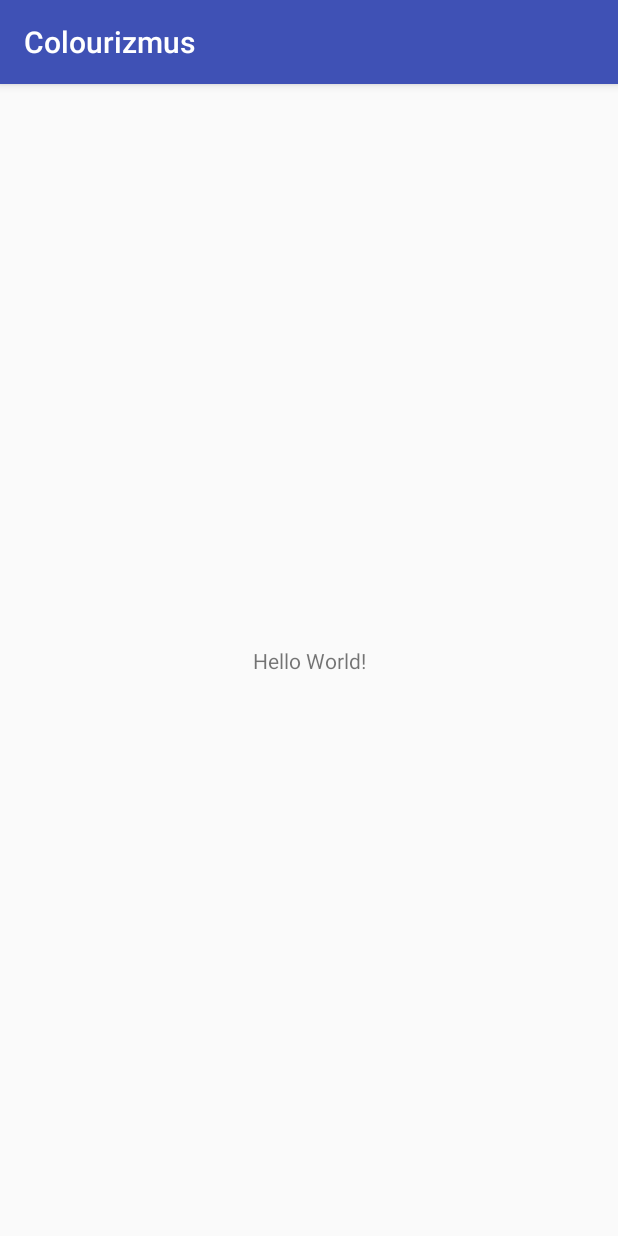
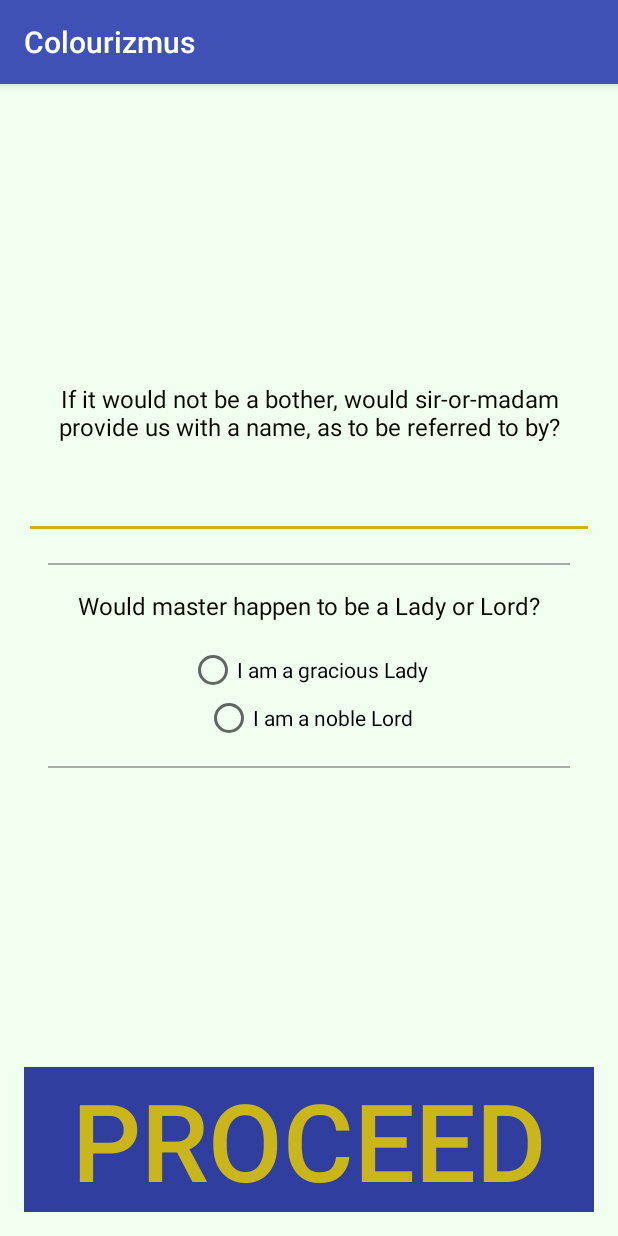
Before and after one commit to simo-andreev/Colourizmus, an Android app: the screen it shows after launch (HomeActivity before the commit, SignInActivity after it), on a phone screen of 412 x 824 dp. Run offline under Robolectric (Android 15) with nearby library versions, the phone set to English and light mode, and no system bars.

Commit message:
Added basic 'welcome' Activity and Sign In to be called when no sign-in in ShrdPrefs

```diff
--- a/app/src/main/AndroidManifest.xml
+++ b/app/src/main/AndroidManifest.xml
@@ -16,6 +16,8 @@
                 <category android:name="android.intent.category.LAUNCHER" />
             </intent-filter>
         </activity>
+        <activity android:name=".SignInActivity" />
+        <activity android:name=".ColourCreatorActivity"></activity>
     </application>
 
 </manifest>
--- a/app/src/main/java/com/colourizmus/HomeActivity.java
+++ b/app/src/main/java/com/colourizmus/HomeActivity.java
@@ -1,13 +1,80 @@
 package com.colourizmus;
 
+import android.content.Intent;
+import android.content.SharedPreferences;
+import android.os.Bundle;
 import android.support.v7.app.AppCompatActivity;
-import android.os.Bundle;
+import android.util.Log;
+import android.widget.Button;
+import android.widget.TextView;
+import android.widget.Toast;
 
 public class HomeActivity extends AppCompatActivity {
+
+    public static SharedPreferences userInfo;
+    public static String name;
+    public static String gender;
+
+    Button proceedBtn;
 
     @Override
     protected void onCreate(Bundle savedInstanceState) {
         super.onCreate(savedInstanceState);
         setContentView(R.layout.activity_home);
+
+        TextView welcomeMessage = (TextView) findViewById(R.id.welcome_text_field);
+        proceedBtn = (Button) findViewById(R.id.proceed_button);
+
+        userInfo = getSharedPreferences("UserData", MODE_PRIVATE);
+        name = userInfo.getString("name", null);
+        gender = userInfo.getString("gender", null);
+
+
+        if (name == null || gender == null || name.isEmpty() || !(gender.equals(getString(R.string.lady)) || gender.equals(getString(R.string.lord)))) {
+            Toast.makeText(this, getString(R.string.notSignedIn), Toast.LENGTH_LONG).show();
+            Intent i = new Intent(this, SignInActivity.class);
+            startActivity(i);
+        }
+
+        name = userInfo.getString("name", "oh fuck...");
+        gender = userInfo.getString("gender", "oh fuck...");
+        //TODO - extract String literal to strings.xml for better flexibility!
+        welcomeMessage.setText("Welcome " + gender + " " + name + "!");
+
+    }
+
+    @Override
+    protected void onStart() {
+        super.onStart();
+        Log.e(this.toString(), "main.onStart(...)");
+
+    }
+
+    @Override
+    protected void onResume() {
+        super.onResume();
+        Log.e(this.toString(), "main.onResume(...)");
+
+    }
+
+    @Override
+    protected void onPause() {
+        super.onPause();
+        Log.e(this.toString(), "main.onPause(...)");
+
+    }
+
+    @Override
+    protected void onStop() {
+        super.onStop();
+        Log.e(this.toString(), "main.onStop(...)");
+
+    }
+
+    @Override
+    protected void onDestroy() {
+        super.onDestroy();
+        Log.e(this.toString(), "main.onDestroy(...)");
+
     }
 }
--- /dev/null
+++ b/app/src/main/java/com/colourizmus/SignInActivity.java
@@ -0,0 +1,117 @@
+package com.colourizmus;
+
+import android.content.Intent;
+import android.content.SharedPreferences;
+import android.os.Bundle;
+import android.support.annotation.IdRes;
+import android.support.v7.app.AppCompatActivity;
+import android.util.Log;
+import android.view.View;
+import android.widget.Button;
+import android.widget.EditText;
+import android.widget.RadioGroup;
+import android.widget.Toast;
+
+public class SignInActivity extends AppCompatActivity {
+
+    //User name and Shared prefs should maybe be passed in bundle or re-instantiated?
+    RadioGroup genderRadio;
+    Button proceedBtn;
+    EditText nameInput;
+
+    String name;
+    String gender;
+    SharedPreferences shPref;
+
+    @Override
+    protected void onCreate(Bundle savedInstanceState) {
+        super.onCreate(savedInstanceState);
+        setContentView(R.layout.activity_sign_in);
+
+        Log.e(this.toString(), "SignIn.onCreate(...)");
+
+        shPref = getSharedPreferences("UserData", MODE_PRIVATE);
+
+        nameInput = (EditText) findViewById(R.id.nameInput);
+        genderRadio = (RadioGroup) findViewById(R.id.genderRadio);
+        proceedBtn = (Button) findViewById(R.id.proceedButton);
+
+        genderRadio.setOnCheckedChangeListener(new RadioGroup.OnCheckedChangeListener() {
+            @Override
+            public void onCheckedChanged(RadioGroup group, @IdRes int checkedId) {
+                //could be ternary oprtr I guess...
+                switch (checkedId) {
+                    case R.id.LadyRadio:
+                        gender = getString(R.string.lady);
+                        break;
+                    case R.id.LordRadio:
+                        gender = getString(R.string.lord);
+                        break;
+                    default:
+                        gender = "WHAAAAAAAAAAAAAAAA?!";
+                }
+            }
+        });
+
+
+        proceedBtn.setOnClickListener(new View.OnClickListener() {
+            @Override
+            public void onClick(View v) {
+
+                name = nameInput.getText().toString();
+
+                if (gender == null || name == null) {
+                    Toast.makeText(SignInActivity.this, "Please answer both questions.", Toast.LENGTH_SHORT).show();
+                    return;
+                }
+                if (name.isEmpty()) {
+                    Toast.makeText(SignInActivity.this, "Please enter thine name.", Toast.LENGTH_SHORT).show();
+                    return;
+                }
+                SharedPreferences.Editor spEdit = shPref.edit();
+                spEdit.putString("name", name);
+                spEdit.putString("gender", gender);
+                spEdit.commit();
+
+                Intent i = new Intent(SignInActivity.this, HomeActivity.class);
+                startActivity(i);
+            }
+        });
+    }
+
+
+    @Override
+    protected void onStart() {
+        super.onStart();
+        Log.e(this.toString(), "SignIn.onStart(...)");
+
+    }
+
+    @Override
+    protected void onResume() {
+        super.onResume();
+        Log.e(this.toString(), "SignIn.onResume(...)");
+
+    }
+
+    @Override
+    protected void onPause() {
+        super.onPause();
+        Log.e(this.toString(), "SignIn.onPause(...)");
+
+    }
+
+    @Override
+    protected void onStop() {
+        super.onStop();
+        Log.e(this.toString(), "SignIn.onStop(...)");
+
+    }
+
+    @Override
+    protected void onDestroy() {
+        super.onDestroy();
+        Log.e(this.toString(), "SignIn.onDestroy(...)");
+
+    }
+}
--- /dev/null
+++ b/app/src/main/res/layout/activity_sign_in.xml
@@ -0,0 +1,89 @@
+<?xml version="1.0" encoding="utf-8"?>
+<LinearLayout
+
+    xmlns:android="http://schemas.android.com/apk/res/android"
+    xmlns:tools="http://schemas.android.com/tools"
+    android:layout_width="match_parent"
+
+    android:layout_height="match_parent"
+    android:background="@color/bkgrndColor"
+    android:gravity="center"
+
+    android:orientation="vertical"
+    android:padding="16dip"
+    tools:context="com.colourizmus.SignInActivity">
+
+    <LinearLayout
+        android:layout_width="match_parent"
+        android:layout_height="match_parent"
+        android:layout_gravity="top"
+        android:layout_weight="1"
+        android:gravity="center"
+        android:orientation="vertical">
+
+
+        <TextView
+            android:layout_width="match_parent"
+            android:layout_height="wrap_content"
+            android:text="@string/askForName"
+            android:textAlignment="center"
+            android:textColor="#090900"
+            android:textSize="16sp" />
+
+        <EditText
+            android:id="@+id/nameInput"
+            android:textSize="18sp"
+            android:layout_width="match_parent"
+            android:layout_height="64dip" />
+
+        <View style="@style/Divide" />
+
+        <TextView
+            android:layout_width="match_parent"
+            android:layout_height="wrap_content"
+            android:text="@string/askForGender"
+            android:textAlignment="center"
+            android:textColor="#090900"
+            android:textSize="16sp" />
+
+        <RadioGroup
+            android:id="@+id/genderRadio"
+            android:layout_width="match_parent"
+            android:layout_height="wrap_content"
+            android:layout_gravity="center"
+            android:layout_marginTop="16dp">
+
+
+            <RadioButton
+                android:id="@+id/LadyRadio"
+                android:layout_width="wrap_content"
+                android:layout_height="wrap_content"
+                android:layout_gravity="center"
+                android:text="@string/iAmLady" />
+
+            <RadioButton
+                android:id="@+id/LordRadio"
+                android:layout_width="wrap_content"
+                android:layout_height="wrap_content"
+                android:layout_gravity="center"
+                android:text="@string/iAmLord" />
+
+
+        </RadioGroup>
+
+        <View style="@style/Divide" />
+
+    </LinearLayout>
+
+    <Button
+        android:id="@+id/proceedButton"
+        android:layout_width="match_parent"
+        android:layout_height="wrap_content"
+        android:layout_gravity="bottom"
+        android:background="@color/colorPrimaryDark"
+        android:text="@string/proceed"
+        android:textAlignment="center"
+        android:textColor="@color/colorAccent"
+        android:textSize="72sp"/>
+
+</LinearLayout>
--- a/app/src/main/res/values/colors.xml
+++ b/app/src/main/res/values/colors.xml
@@ -2,5 +2,6 @@
 <resources>
     <color name="colorPrimary">#3F51B5</color>
     <color name="colorPrimaryDark">#303F9F</color>
-    <color name="colorAccent">#FF4081</color>
+    <color name="colorAccent">#cab61a</color>
+    <color name="bkgrndColor">#f0fff0</color>
 </resources>
--- a/app/src/main/res/values/strings.xml
+++ b/app/src/main/res/values/strings.xml
@@ -1,3 +1,14 @@
 <resources>
     <string name="app_name">Colourizmus</string>
+    <string name="proceed">PROCEED</string>
+    <string name="welcome_message">Welcome sir-and/or-lady\n</string>
+
+    <string name="askForName">If it would not be a bother, would sir-or-madam provide us with a name, as to be referred to by?</string>
+    <string name="askForGender">Would master happen to be a Lady or Lord?</string>
+    <string name="iAmLady">I am a gracious Lady</string>
+    <string name="iAmLord">I am a noble Lord</string>
+    <string name="lady">Lady</string>
+    <string name="lord">Lord</string>
+
+    <string name="notSignedIn">Please Sign In.</string>
 </resources>
--- a/app/src/main/res/values/styles.xml
+++ b/app/src/main/res/values/styles.xml
@@ -8,4 +8,11 @@
         <item name="colorAccent">@color/colorAccent</item>
     </style>
 
+    <style name="Divide">
+        <item name="android:layout_margin">16dp</item>
+        <item name="android:layout_width">match_parent</item>
+        <item name="android:layout_height">1dip</item>
+        <item name="android:background">@android:color/darker_gray</item>
+    </style>
+
 </resources>
```
Also changed, not shown: app/src/main/java/com/colourizmus/ColourCreatorActivity.java (added, +13 -0 lines), app/src/main/res/layout/activity_colour_creator.xml (added, +9 -0 lines), app/src/main/res/layout/activity_home.xml (+29 -10 lines).
